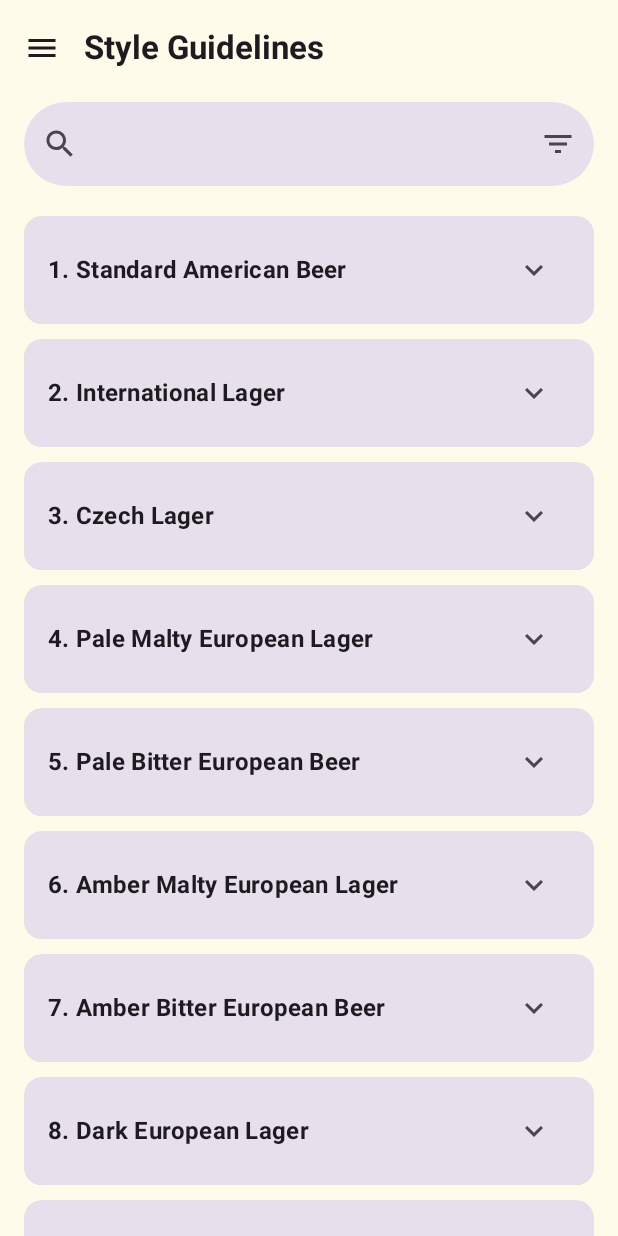
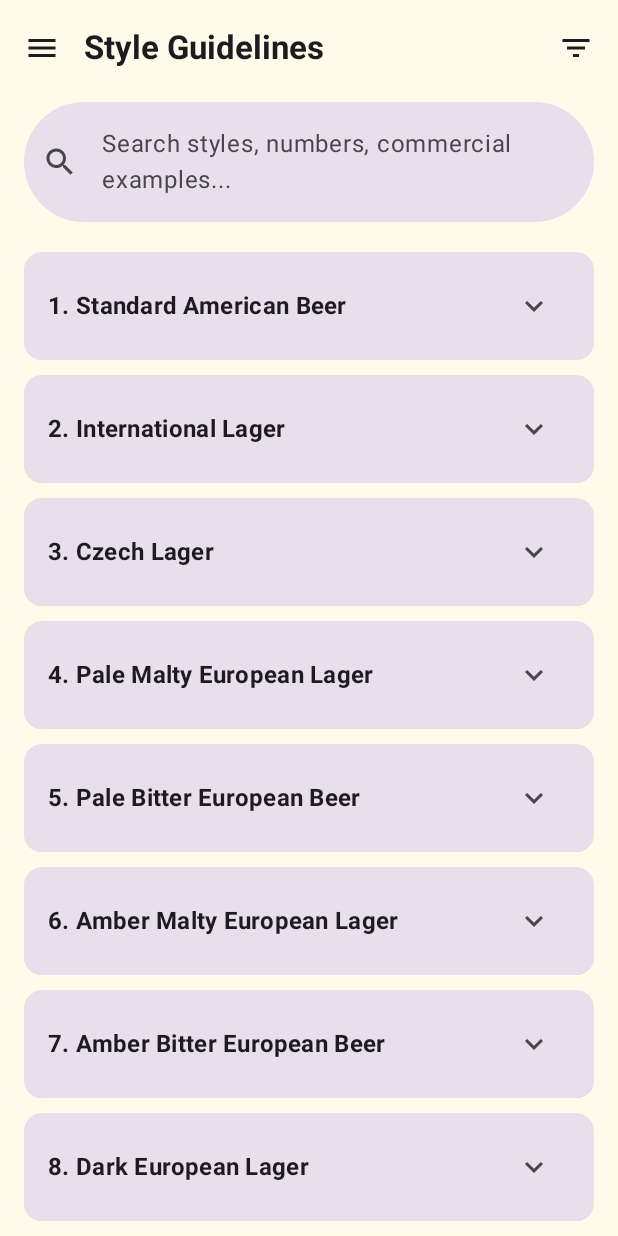
Before and after one commit to bcolvin/beerworks, an Android app built with Jetpack Compose: the screen it shows after launch (MainActivity), on a phone screen of 412 x 824 dp. Run offline under Robolectric (Android 15) with nearby library versions, the phone set to English and light mode, and no system bars; our stand-ins replace Room's generated code.

Commit message:
feat(beerworks): standardize UI consistency across StyleListScreen, FilterSheet, and StyleDetailScreen

```diff
--- a/app/src/main/java/com/bc/beerworks/data/model/FilterCriteria.kt
+++ b/app/src/main/java/com/bc/beerworks/data/model/FilterCriteria.kt
@@ -13,4 +13,11 @@ data class FilterCriteria(
     val maxIbu: Double = 120.0,
     val selectedCategory: String? = null,
     val favoritesOnly: Boolean = false
-)
+) {
+    val isFilterActive: Boolean
+        get() = minSrm > 0.0 || maxSrm < 40.0 ||
+                minAbv > 0.0 || maxAbv < 20.0 ||
+                minIbu > 0.0 || maxIbu < 120.0 ||
+                selectedCategory != null ||
+                favoritesOnly
+}
--- a/app/src/main/java/com/bc/beerworks/ui/styledetail/StyleDetailScreen.kt
+++ b/app/src/main/java/com/bc/beerworks/ui/styledetail/StyleDetailScreen.kt
@@ -173,7 +173,7 @@ fun StyleDetailContent(
                 SrmBottomBanner(
                     minSrm = style.srmMin,
                     maxSrm = style.srmMax,
-                    modifier = Modifier.clip(CardDefaults.shape)
+                    modifier = Modifier.clip(RoundedCornerShape(16.dp))
                 )
             }
 
@@ -215,7 +215,7 @@ fun SrmBottomBanner(
             .fillMaxWidth()
             .height(52.dp)
             .background(brush)
-            .border(width = 1.dp, color = Color.White.copy(alpha = 0.3f), shape = CardDefaults.shape),
+            .border(width = 1.dp, color = Color.White.copy(alpha = 0.3f), shape = RoundedCornerShape(16.dp)),
         contentAlignment = Alignment.Center
     ) {
         Card(
@@ -248,6 +248,7 @@ fun CollapsibleCommonHopsCard(
             .fillMaxWidth()
             .padding(vertical = 6.dp)
             .clickable { expanded = !expanded },
+        shape = RoundedCornerShape(16.dp),
         colors = CardDefaults.cardColors(containerColor = MaterialTheme.colorScheme.surface)
     ) {
         Column(modifier = Modifier.padding(16.dp)) {
@@ -308,6 +309,7 @@ fun DetailSectionCard(
         modifier = Modifier
             .fillMaxWidth()
             .padding(vertical = 6.dp),
+        shape = RoundedCornerShape(16.dp),
         colors = CardDefaults.cardColors(containerColor = MaterialTheme.colorScheme.surface)
     ) {
         Column(modifier = Modifier.padding(16.dp)) {
--- a/app/src/main/java/com/bc/beerworks/ui/stylelist/StyleListScreen.kt
+++ b/app/src/main/java/com/bc/beerworks/ui/stylelist/StyleListScreen.kt
@@ -9,6 +9,7 @@ import androidx.compose.foundation.layout.fillMaxSize
 import androidx.compose.foundation.layout.fillMaxWidth
 import androidx.compose.foundation.layout.height
 import androidx.compose.foundation.layout.padding
+import androidx.compose.foundation.layout.size
 import androidx.compose.foundation.lazy.LazyColumn
 import androidx.compose.foundation.lazy.items
 import androidx.compose.foundation.shape.CircleShape
@@ -19,6 +20,8 @@ import androidx.compose.material.icons.filled.Clear
 import androidx.compose.material.icons.filled.FilterList
 import androidx.compose.material.icons.filled.Menu
 import androidx.compose.material.icons.filled.Search
+import androidx.compose.material.icons.filled.SportsBar
+import androidx.compose.material3.Button
 import androidx.compose.material3.ExperimentalMaterial3Api
 import androidx.compose.material3.Icon
 import androidx.compose.material3.IconButton
@@ -107,6 +110,19 @@ fun StyleListContent(
                             Icon(imageVector = Icons.Default.Menu, contentDescription = "Menu")
                         }
                     },
+                    actions = {
+                        IconButton(onClick = {
+                            focusManager.clearFocus()
+                            showFilterSheet = true
+                        }) {
+                            Icon(
+                                imageVector = Icons.Default.FilterList,
+                                contentDescription = "Filter",
+                                tint = if (criteria.isFilterActive) MaterialTheme.colorScheme.primary
+                                else MaterialTheme.colorScheme.onSurface
+                            )
+                        }
+                    },
                     colors = TopAppBarDefaults.topAppBarColors(
                         containerColor = MaterialTheme.colorScheme.background
                     )
@@ -138,14 +154,10 @@ fun StyleListContent(
                                 IconButton(onClick = { onQueryChange("") }) {
                                     Icon(imageVector = Icons.Default.Clear, contentDescription = "Clear")
                                 }
-                            } else {
-                                IconButton(onClick = {
-                                    focusManager.clearFocus()
-                                    showFilterSheet = true
-                                }) {
-                                    Icon(imageVector = Icons.Default.FilterList, contentDescription = "Filter")
-                                }
                             }
+                        },
+                        placeholder = {
+                            Text("Search styles, numbers, commercial examples...")
                         },
                         colors = TextFieldDefaults.colors(
                             focusedContainerColor = Color.Transparent,
@@ -170,11 +182,34 @@ fun StyleListContent(
                     modifier = Modifier.fillMaxSize(),
                     contentAlignment = Alignment.Center
                 ) {
-                    Text(
-                        text = "No beer styles match your criteria.",
-                        style = MaterialTheme.typography.bodyLarge,
-                        color = MaterialTheme.colorScheme.onSurfaceVariant
-                    )
+                    Column(
+                        horizontalAlignment = Alignment.CenterHorizontally,
+                        modifier = Modifier.padding(32.dp)
+                    ) {
+                        Icon(
+                            imageVector = Icons.Default.SportsBar,
+                            contentDescription = null,
+                            modifier = Modifier.size(64.dp),
+                            tint = MaterialTheme.colorScheme.onSurfaceVariant.copy(alpha = 0.5f)
+                        )
+                        Spacer(modifier = Modifier.height(16.dp))
+                        Text(
+                            text = "No beer styles found",
+                            style = MaterialTheme.typography.titleLarge,
+                            fontWeight = FontWeight.Bold,
+                            color = MaterialTheme.colorScheme.onSurface
+                        )
+                        Spacer(modifier = Modifier.height(8.dp))
+                        Text(
+                            text = "Try adjusting your search query or filters.",
+                            style = MaterialTheme.typography.bodyMedium,
+                            color = MaterialTheme.colorScheme.onSurfaceVariant
+                        )
+                        Spacer(modifier = Modifier.height(20.dp))
+                        Button(onClick = onResetFilters) {
+                            Text("Reset Filters")
+                        }
+                    }
                 }
             } else {
                 LazyColumn(
```
Also changed, not shown: app/src/main/java/com/bc/beerworks/ui/components/FilterSheet.kt (+15 -13 lines), 2 other files.
